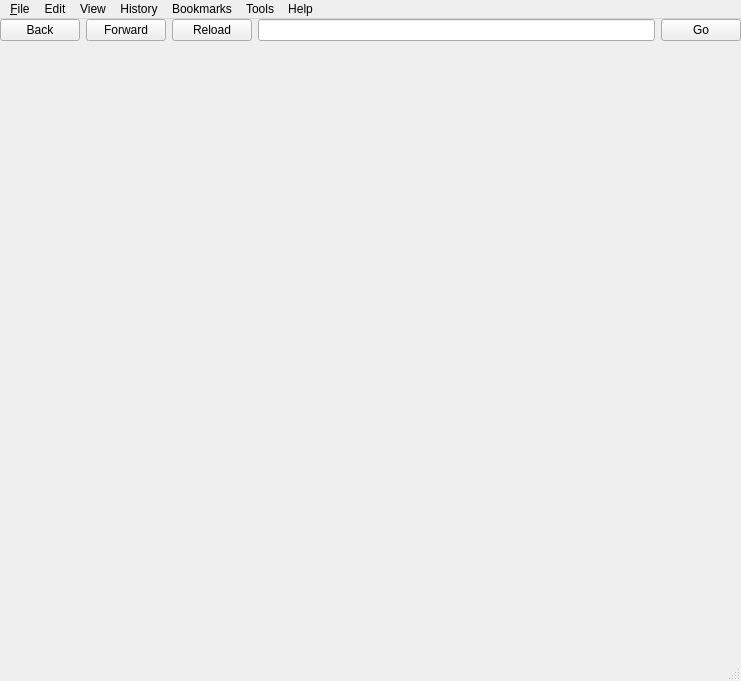
Qt form mainwindow.ui (MayaPosch/WildFox) before a commit.
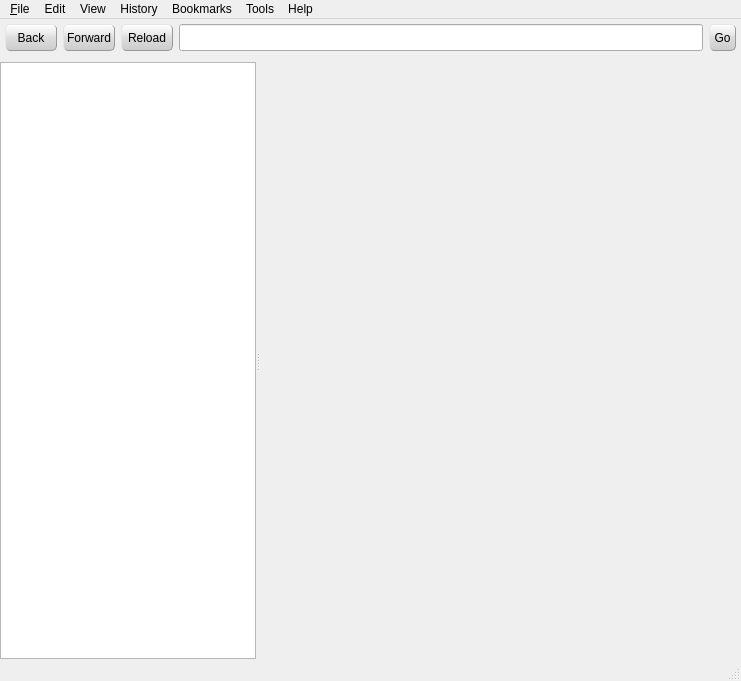
The same form after that commit. Icons and pictures are not drawn.

Commit message: Added basic bookmark support, sidebar. Stylesheet styling of main UI. Initial Chrome extensions support (disabled). Fixed various cookiejar bugs.

Diff of the .ui file:
```diff
--- a/mainwindow.ui
+++ b/mainwindow.ui
@@ -33,6 +33,60 @@
      <verstretch>0</verstretch>
     </sizepolicy>
    </property>
+   <property name="styleSheet">
+    <string notr="true">* {
+margin: 0px;
+padding: 0px;
+}
+
+QPushButton {
+border-radius: 5px;
+background-color: QLinearGradient(x1: 0, y1: 0, x2: 0, y2: 1, stop: 0 #ffffff, stop: 0.3 #eeeeee, stop: 0.5 #dddddd, stop: 1 #cccccc);
+border-width: 1px;
+border-color: #999;
+border-style: outset;
+}
+
+#backButton {
+color: black;
+/*border-radius: 20;*/
+width: 50px;
+height: 25px;
+padding-right: 0px;
+margin-right: 0px;
+margin-left: 5px;
+margin-top: 5px;
+margin-bottom: 5px;
+}
+
+QPushButton:pressed {
+	background-color: QLinearGradient(x1: 0, y1: 0, x2: 0, y2: 1, stop: 0 #ffffff, stop: 0.3 #eeeeee, stop: 0.5 #d0d0d0, stop: 1 #cccccc);
+border-style: outset;
+border-color: #eee;
+}
+
+#forwardButton {
+height: 25px;
+width: 50px;
+margin-left: 0px;
+padding-left: 0px;
+}
+
+#reloadButton {
+height: 25px;
+width: 50px;
+}
+
+#addressBarGo {
+height: 25px;
+width: 25px;
+margin-right: 5px;
+}
+
+#addressBar {
+height: 25px;
+}</string>
+   </property>
    <layout class="QVBoxLayout" name="verticalLayout">
     <property name="margin">
      <number>0</number>
@@ -41,6 +95,9 @@
      <layout class="QHBoxLayout" name="horizontalLayout">
       <item>
        <widget class="QPushButton" name="backButton">
+        <property name="styleSheet">
+         <string notr="true"/>
+        </property>
         <property name="text">
          <string>Back</string>
         </property>
@@ -85,7 +142,57 @@
      </layout>
     </item>
     <item>
+     <widget class="QSplitter" name="splitter">
+      <property name="sizePolicy">
+       <sizepolicy hsizetype="Expanding" vsizetype="Expanding">
+        <horstretch>0</horstretch>
+        <verstretch>0</verstretch>
+       </sizepolicy>
+      </property>
+      <property name="orientation">
+       <enum>Qt::Horizontal</enum>
+      </property>
+      <widget class="QTreeWidget" name="bookmarksTree">
+       <property name="sizePolicy">
+        <sizepolicy hsizetype="Minimum" vsizetype="Expanding">
+         <horstretch>0</horstretch>
+         <verstretch>0</verstretch>
+        </sizepolicy>
+       </property>
+       <property name="minimumSize">
+        <size>
+         <width>150</width>
+         <height>0</height>
+        </size>
+       </property>
+       <property name="baseSize">
+        <size>
+         <width>150</width>
+         <height>0</height>
+        </size>
+       </property>
+       <property name="headerHidden">
+        <bool>true</bool>
+       </property>
+       <column>
+        <property name="text">
+         <string notr="true">1</string>
+        </property>
+       </column>
+      </widget>
      <widget class="QTabWidget" name="tabWidget">
+       <property name="sizePolicy">
+        <sizepolicy hsizetype="Expanding" vsizetype="Expanding">
+         <horstretch>2</horstretch>
+         <verstretch>1</verstretch>
+        </sizepolicy>
+       </property>
+       <property name="minimumSize">
+        <size>
+         <width>200</width>
+         <height>0</height>
+        </size>
+       </property>
       <property name="tabShape">
        <enum>QTabWidget::Rounded</enum>
       </property>
@@ -105,6 +212,7 @@
        <bool>true</bool>
       </property>
      </widget>
+     </widget>
     </item>
    </layout>
   </widget>
```
Left out of the diff: 19 changed lines with no effect on the pictures. Lines whose indentation alone changed are shown as unchanged. The commit also changes 16 other files.
